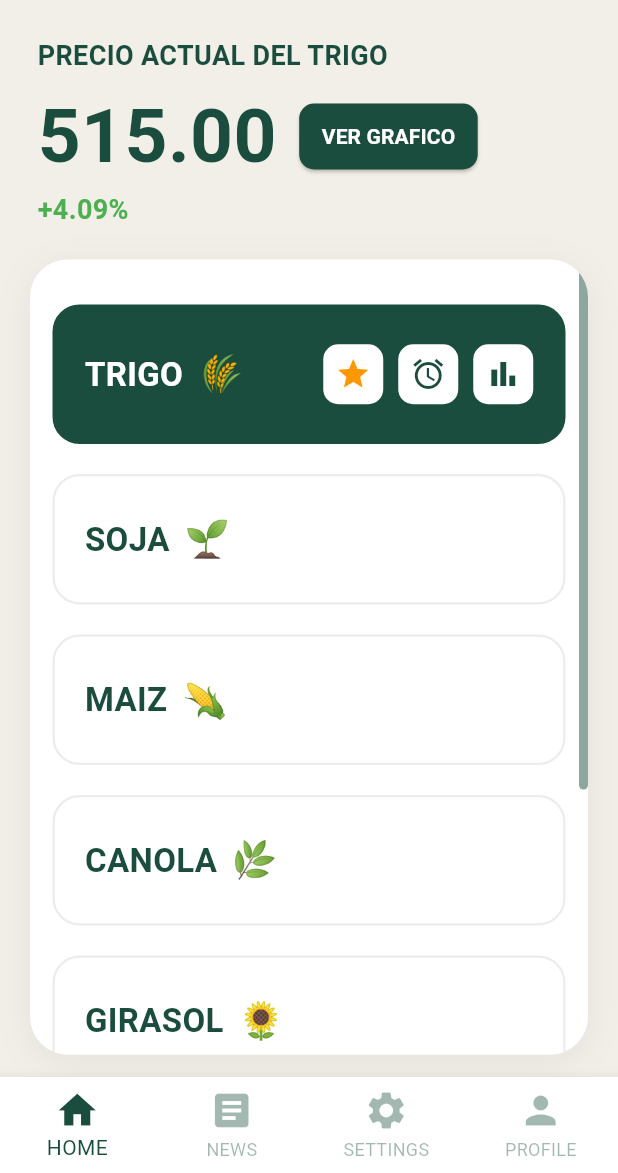
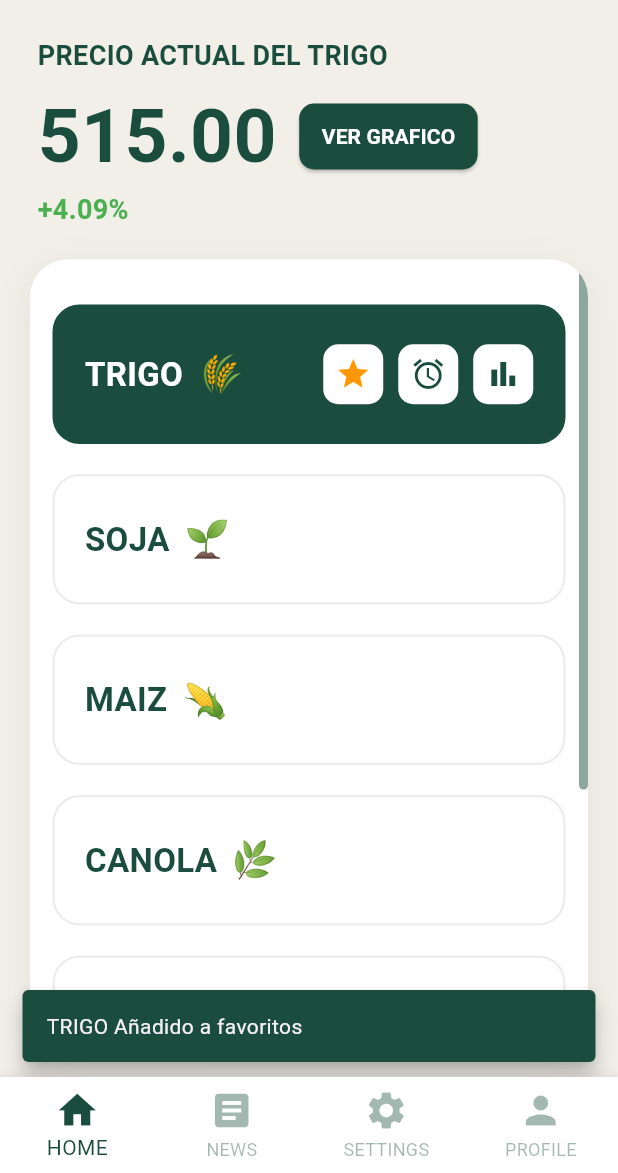
Before and after one commit to Felipe4565/ProPrice, a Flutter app: the screen it shows after launch, after a tap on the "star border" icon, on a phone screen of 412 x 824 dp, the part 63-1236 px from its top. Run offline on Flutter 3.47's test engine with Material 3 defaults, Android fonts, the phone set to English and light mode, and no system bars.

Commit message:
Ajout message favori

```diff
--- a/lib/main.dart
+++ b/lib/main.dart
@@ -67,7 +67,6 @@ class _SplashScreenState extends State<SplashScreen> {
 // --- 2. HOME PAGE ---
 class HomePage extends StatefulWidget {
   const HomePage({super.key});
-
   @override
   State<HomePage> createState() => _HomePageState();
 }
@@ -84,6 +83,26 @@ class _HomePageState extends State<HomePage> {
     {"name": "CEBADA", "emoji": "🪴", "price": "210.00", "variation": "+1.10%", "history": [205.0, 208.0, 210.0], "isFav": false, "order": 5},
     {"name": "ARROZ", "emoji": "🍚", "price": "12.40", "variation": "+0.25%", "history": [12.10, 12.30, 12.40], "isFav": false, "order": 6},
   ];
+
+  // LOGIQUE FAVORIS + MESSAGE
+  void _toggleFavorite(Map<String, dynamic> item) {
+    setState(() {
+      int idx = grainsData.indexWhere((g) => g["name"] == item["name"]);
+      grainsData[idx]["isFav"] = !grainsData[idx]["isFav"];
+
+      final bool isNowFav = grainsData[idx]["isFav"];
+
+      ScaffoldMessenger.of(context).hideCurrentSnackBar();
+      ScaffoldMessenger.of(context).showSnackBar(
+        SnackBar(
+          content: Text(isNowFav ? "${item['name']} Añadido a favoritos" : "${item['name']} eliminado de favoritos"),
+          duration: const Duration(seconds: 1),
+          behavior: SnackBarBehavior.floating,
+          backgroundColor: const Color(0xFF1B4D3E),
+        ),
+      );
+    });
+  }
 
   @override
   Widget build(BuildContext context) {
@@ -123,7 +142,7 @@ class _HomePageState extends State<HomePage> {
                       style: const TextStyle(color: darkGreen, fontSize: 50, fontWeight: FontWeight.bold)),
                     const SizedBox(width: 15),
                     ElevatedButton(
-                      onPressed: () => print("Graphique de : ${currentData["name"]}"),
+                      onPressed: () {},
                       style: ElevatedButton.styleFrom(
                         backgroundColor: darkGreen,
                         shape: RoundedRectangleBorder(borderRadius: BorderRadius.circular(10)),
@@ -139,7 +158,6 @@ class _HomePageState extends State<HomePage> {
             ),
           ),
           const SizedBox(height: 20),
-
           Expanded(
             child: Container(
               margin: const EdgeInsets.fromLTRB(20, 0, 20, 15),
@@ -181,14 +199,8 @@ class _HomePageState extends State<HomePage> {
                                 const Spacer(),
 
                                 if (isSelected) ...[
-                                  // MENU D'ACTIONS (Élément sélectionné)
                                   GestureDetector(
-                                    onTap: () {
-                                      setState(() {
-                                        int originalIdx = grainsData.indexWhere((g) => g["name"] == item["name"]);
-                                        grainsData[originalIdx]["isFav"] = !grainsData[originalIdx]["isFav"];
-                                      });
-                                    },
+                                    onTap: () => _toggleFavorite(item),
                                     child: _whiteIconButton(
                                       isFav ? Icons.star : Icons.star_border,
                                       isFav ? Colors.orange : darkGreen
@@ -199,8 +211,10 @@ class _HomePageState extends State<HomePage> {
                                   const SizedBox(width: 10),
                                   _whiteIconButton(Icons.bar_chart, darkGreen),
                                 ] else if (isFav) ...[
-                                  // BADGE ÉTOILE À DROITE (Élément favori non sélectionné)
-                                  const Icon(Icons.star, color: Colors.orange, size: 28),
+                                  GestureDetector(
+                                    onTap: () => _toggleFavorite(item),
+                                    child: const Icon(Icons.star, color: Colors.orange, size: 32),
+                                  ),
                                 ]
                               ],
                             ),
```
